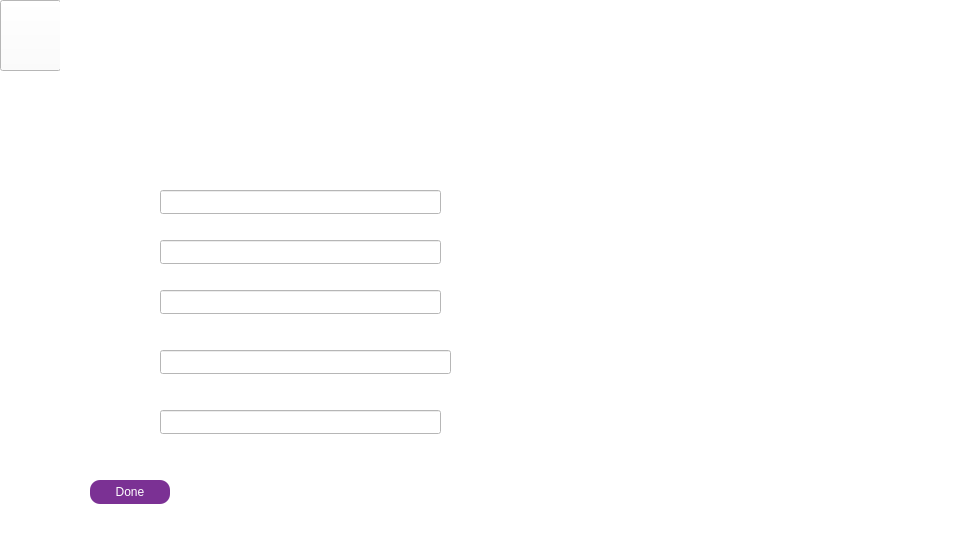
Qt form budget.ui (Nirjaraa/spendwise) before a commit.
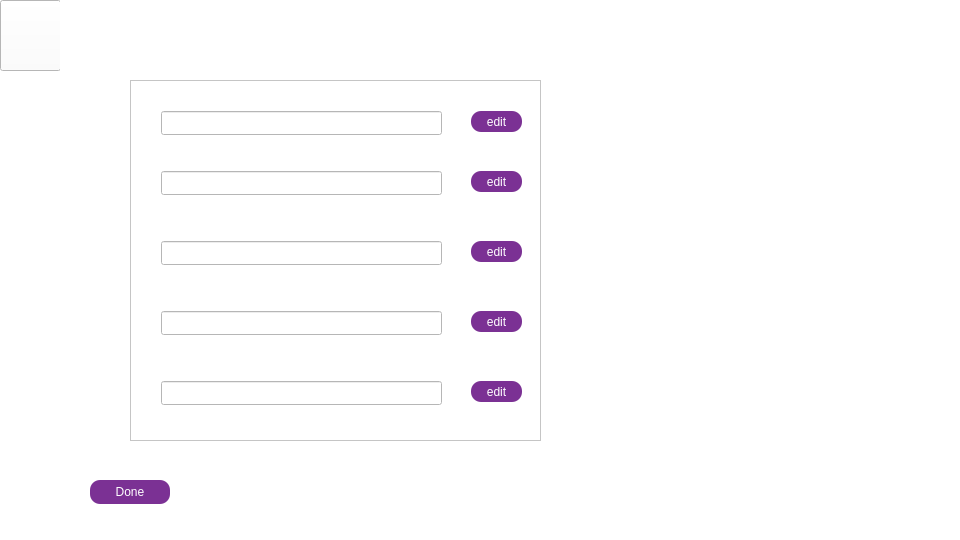
The same form after that commit. Icons and pictures are not drawn.

```diff
--- a/budget.ui
+++ b/budget.ui
@@ -20,10 +20,10 @@
    <widget class="QLabel" name="label_4">
     <property name="geometry">
      <rect>
-      <x>650</x>
-      <y>100</y>
-      <width>281</width>
-      <height>341</height>
+      <x>570</x>
+      <y>80</y>
+      <width>321</width>
+      <height>351</height>
      </rect>
     </property>
     <property name="styleSheet">
@@ -73,56 +73,6 @@
      <string>Done</string>
     </property>
    </widget>
-   <widget class="QLineEdit" name="lineEdit_3">
-    <property name="geometry">
-     <rect>
-      <x>160</x>
-      <y>190</y>
-      <width>281</width>
-      <height>24</height>
-     </rect>
-    </property>
-   </widget>
-   <widget class="QLineEdit" name="lineEdit_4">
-    <property name="geometry">
-     <rect>
-      <x>160</x>
-      <y>240</y>
-      <width>281</width>
-      <height>24</height>
-     </rect>
-    </property>
-   </widget>
-   <widget class="QLineEdit" name="lineEdit_5">
-    <property name="geometry">
-     <rect>
-      <x>160</x>
-      <y>290</y>
-      <width>281</width>
-      <height>24</height>
-     </rect>
-    </property>
-   </widget>
-   <widget class="QLineEdit" name="lineEdit_6">
-    <property name="geometry">
-     <rect>
-      <x>160</x>
-      <y>410</y>
-      <width>281</width>
-      <height>24</height>
-     </rect>
-    </property>
-   </widget>
-   <widget class="QLineEdit" name="lineEdit_7">
-    <property name="geometry">
-     <rect>
-      <x>160</x>
-      <y>350</y>
-      <width>291</width>
-      <height>24</height>
-     </rect>
-    </property>
-   </widget>
    <widget class="QPushButton" name="back">
     <property name="geometry">
      <rect>
@@ -161,6 +111,199 @@
      <string>  BUDGET</string>
     </property>
    </widget>
+   <widget class="QScrollArea" name="scrollArea">
+    <property name="geometry">
+     <rect>
+      <x>130</x>
+      <y>80</y>
+      <width>411</width>
+      <height>361</height>
+     </rect>
+    </property>
+    <property name="widgetResizable">
+     <bool>true</bool>
+    </property>
+    <widget class="QWidget" name="scrollAreaWidgetContents">
+     <property name="geometry">
+      <rect>
+       <x>0</x>
+       <y>0</y>
+       <width>409</width>
+       <height>359</height>
+      </rect>
+     </property>
+     <widget class="QLineEdit" name="lineEdit_6">
+      <property name="geometry">
+       <rect>
+        <x>30</x>
+        <y>160</y>
+        <width>281</width>
+        <height>24</height>
+       </rect>
+      </property>
+     </widget>
+     <widget class="QLineEdit" name="lineEdit_7">
+      <property name="geometry">
+       <rect>
+        <x>30</x>
+        <y>230</y>
+        <width>281</width>
+        <height>24</height>
+       </rect>
+      </property>
+     </widget>
+     <widget class="QLineEdit" name="lineEdit_4">
+      <property name="geometry">
+       <rect>
+        <x>30</x>
+        <y>90</y>
+        <width>281</width>
+        <height>24</height>
+       </rect>
+      </property>
+     </widget>
+     <widget class="QLineEdit" name="lineEdit_3">
+      <property name="geometry">
+       <rect>
+        <x>30</x>
+        <y>30</y>
+        <width>281</width>
+        <height>24</height>
+       </rect>
+      </property>
+     </widget>
+     <widget class="QLineEdit" name="lineEdit_5">
+      <property name="geometry">
+       <rect>
+        <x>30</x>
+        <y>300</y>
+        <width>281</width>
+        <height>24</height>
+       </rect>
+      </property>
+     </widget>
+     <widget class="QPushButton" name="pushButton_7">
+      <property name="geometry">
+       <rect>
+        <x>340</x>
+        <y>30</y>
+        <width>51</width>
+        <height>21</height>
+       </rect>
+      </property>
+      <property name="styleSheet">
+       <string notr="true">
+border-image: url(:/resources/p7.jpg);
+font: 12pt &quot;Bahnschrift&quot;;
+border-color: none;
+color: rgb(255, 255, 255);
+background-color: rgb(123,49,148);
+border-radius: 10px;
+
+</string>
+      </property>
+      <property name="text">
+       <string>edit</string>
+      </property>
+     </widget>
+     <widget class="QPushButton" name="pushButton_8">
+      <property name="geometry">
+       <rect>
+        <x>340</x>
+        <y>300</y>
+        <width>51</width>
+        <height>21</height>
+       </rect>
+      </property>
+      <property name="styleSheet">
+       <string notr="true">
+border-image: url(:/resources/p7.jpg);
+font: 12pt &quot;Bahnschrift&quot;;
+border-color: none;
+color: rgb(255, 255, 255);
+background-color: rgb(123,49,148);
+border-radius: 10px;
+
+</string>
+      </property>
+      <property name="text">
+       <string>edit</string>
+      </property>
+     </widget>
+     <widget class="QPushButton" name="pushButton_9">
+      <property name="geometry">
+       <rect>
+        <x>340</x>
+        <y>230</y>
+        <width>51</width>
+        <height>21</height>
+       </rect>
+      </property>
+      <property name="styleSheet">
+       <string notr="true">
+border-image: url(:/resources/p7.jpg);
+font: 12pt &quot;Bahnschrift&quot;;
+border-color: none;
+color: rgb(255, 255, 255);
+background-color: rgb(123,49,148);
+border-radius: 10px;
+
+</string>
+      </property>
+      <property name="text">
+       <string>edit</string>
+      </property>
+     </widget>
+     <widget class="QPushButton" name="pushButton_10">
+      <property name="geometry">
+       <rect>
+        <x>340</x>
+        <y>160</y>
+        <width>51</width>
+        <height>21</height>
+       </rect>
+      </property>
+      <property name="styleSheet">
+       <string notr="true">
+border-image: url(:/resources/p7.jpg);
+font: 12pt &quot;Bahnschrift&quot;;
+border-color: none;
+color: rgb(255, 255, 255);
+background-color: rgb(123,49,148);
+border-radius: 10px;
+
+</string>
+      </property>
+      <property name="text">
+       <string>edit</string>
+      </property>
+     </widget>
+     <widget class="QPushButton" name="pushButton_11">
+      <property name="geometry">
+       <rect>
+        <x>340</x>
+        <y>90</y>
+        <width>51</width>
+        <height>21</height>
+       </rect>
+      </property>
+      <property name="styleSheet">
+       <string notr="true">
+border-image: url(:/resources/p7.jpg);
+font: 12pt &quot;Bahnschrift&quot;;
+border-color: none;
+color: rgb(255, 255, 255);
+background-color: rgb(123,49,148);
+border-radius: 10px;
+
+</string>
+      </property>
+      <property name="text">
+       <string>edit</string>
+      </property>
+     </widget>
+    </widget>
+   </widget>
   </widget>
  </widget>
  <resources/>
```
